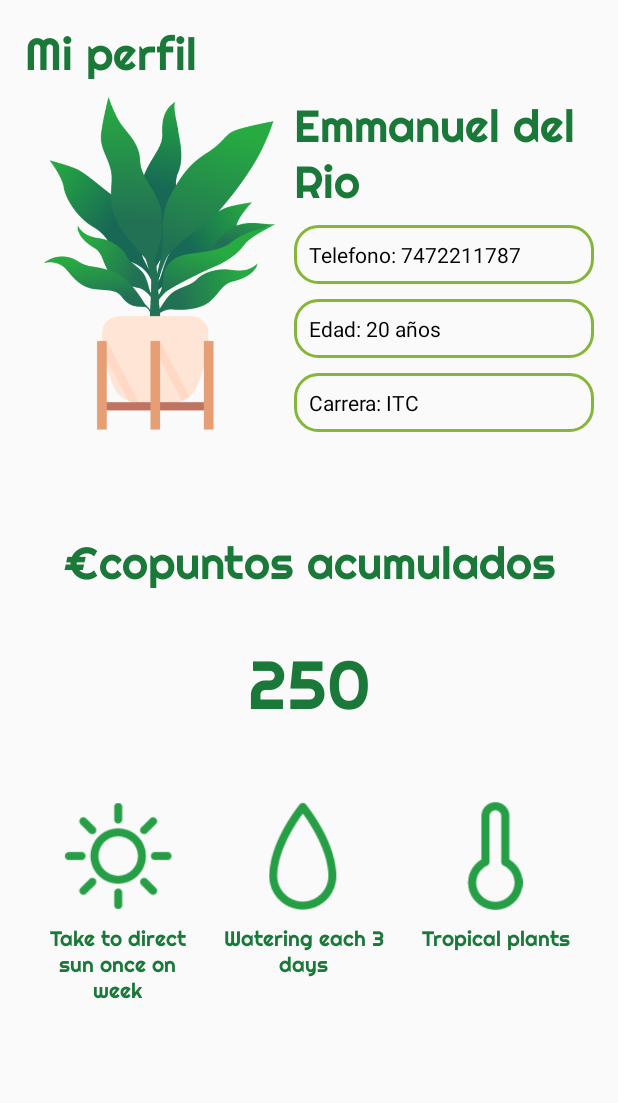
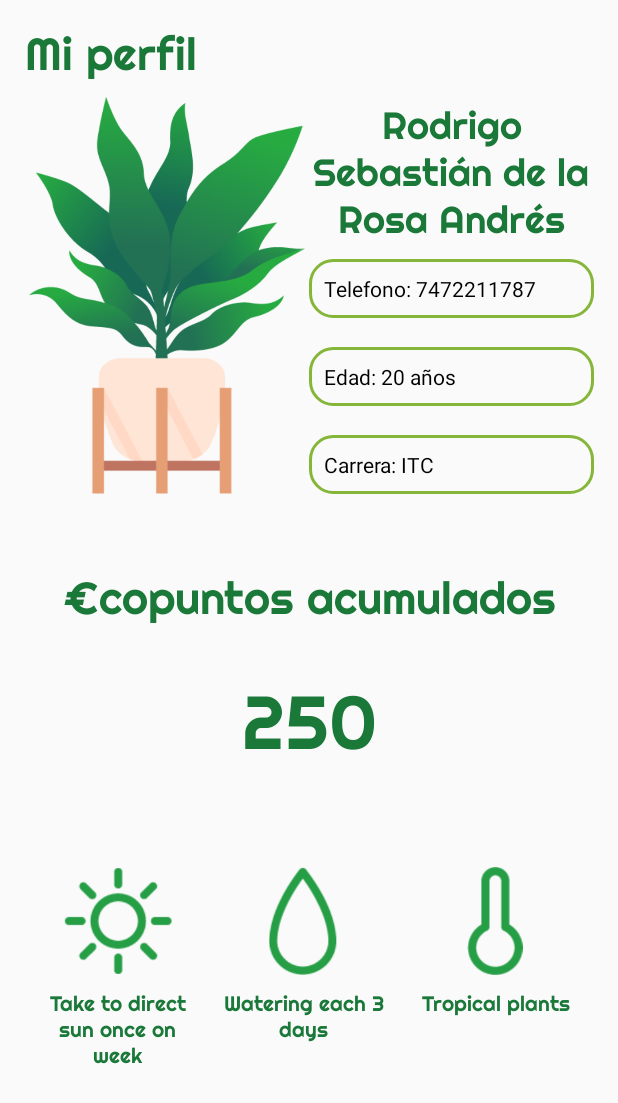
Before and after one commit to Hana897TRX/TecPool, an Android app: the layout perfil_layout.xml on its own in the app's theme, with its tools: preview values and no code run, on a phone screen of 412 x 824 dp. Shown: the top 1103 px of the screen. Run offline under Robolectric (Android 15) with nearby library versions, the light colour scheme and no system bars.

Commit message:
- Tema global de la app - Responsive

```diff
--- a/LumaApp/app/src/main/java/mx/tec/lumaapp/PerfilActivity.kt
+++ b/LumaApp/app/src/main/java/mx/tec/lumaapp/PerfilActivity.kt
@@ -1,6 +1,5 @@
 package mx.tec.lumaapp
 
-import android.graphics.Typeface
 import android.os.Bundle
 import android.widget.TextView
 import androidx.appcompat.app.AppCompatActivity
@@ -9,5 +8,10 @@ class PerfilActivity: AppCompatActivity() {
     override fun onCreate(savedInstanceState: Bundle?) {
         super.onCreate(savedInstanceState)
         setContentView(R.layout.perfil_layout)
+
+        val usuario = intent.getStringExtra("usuario")
+
+        val usuarioLayout = findViewById<TextView>(R.id.usuarioTxt)
+        usuarioLayout.text = usuario
     }
 }
--- a/LumaApp/app/src/main/res/layout/activity_main.xml
+++ b/LumaApp/app/src/main/res/layout/activity_main.xml
@@ -4,7 +4,7 @@
     xmlns:tools="http://schemas.android.com/tools"
     android:layout_width="match_parent"
     android:layout_height="match_parent"
-    tools:context=".MainActivity"
+    tools:context=".LogInActivity"
 
 
 
--- a/LumaApp/app/src/main/res/layout/perfil_layout.xml
+++ b/LumaApp/app/src/main/res/layout/perfil_layout.xml
@@ -36,25 +36,23 @@
 
     <ImageView
         android:id="@+id/imageView"
-        android:layout_width="179dp"
-        android:layout_height="222dp"
+        android:layout_width="0dp"
+        android:layout_height="0dp"
         android:layout_marginTop="10dp"
-        app:layout_constraintBottom_toTopOf="@+id/guideline3"
-        app:layout_constraintEnd_toStartOf="@+id/guideline4"
-        app:layout_constraintHorizontal_bias="0.0"
+        android:contentDescription="@string/descripcion"
+        android:scaleType="centerInside"
+        app:layout_constraintBottom_toTopOf="@+id/guideline6"
+        app:layout_constraintEnd_toStartOf="@+id/guideline10"
         app:layout_constraintStart_toStartOf="@+id/guideline"
         app:layout_constraintTop_toBottomOf="@+id/miPerfil"
-        app:layout_constraintVertical_bias="0.0"
-        app:srcCompat="@drawable/maceta_color"
-        android:contentDescription="@string/descripcion" />
+        app:srcCompat="@drawable/maceta_color" />
 
     <TextView
         android:id="@+id/miPerfil"
         android:layout_width="wrap_content"
         android:layout_height="wrap_content"
-        android:fontFamily="@font/titulos"
         android:text="@string/mi_perfil"
-        android:textColor="@color/letters"
+        android:textAllCaps="false"
         android:textSize="30sp"
         app:layout_constraintBottom_toTopOf="@+id/guideline3"
         app:layout_constraintEnd_toStartOf="@+id/guideline4"
@@ -64,47 +62,86 @@
         app:layout_constraintVertical_bias="0.0" />
 
     <TextView
+        android:id="@+id/telefonoTxt"
+        android:layout_width="0dp"
+        android:layout_height="wrap_content"
+        android:layout_marginTop="8dp"
+        android:background="@drawable/marco_text_view"
+        android:text="@string/telefono_template"
+        android:textColor="@android:color/black"
+        android:textSize="14sp"
+        android:fontFamily="sans-serif"
+        app:layout_constraintEnd_toStartOf="@+id/guideline4"
+        app:layout_constraintStart_toStartOf="@+id/guideline10"
+        app:layout_constraintTop_toTopOf="@+id/guideline11" />
+
+    <TextView
+        android:id="@+id/carreraTxt"
+        android:layout_width="0dp"
+        android:layout_height="wrap_content"
+        android:background="@drawable/marco_text_view"
+        android:text="@string/carrera_template"
+        android:textColor="@android:color/black"
+        android:textSize="14sp"
+        android:fontFamily="sans-serif"
+        app:layout_constraintBottom_toTopOf="@+id/guideline6"
+        app:layout_constraintEnd_toStartOf="@+id/guideline4"
+        app:layout_constraintStart_toStartOf="@+id/guideline10" />
+
+    <TextView
+        android:id="@+id/edadTxt"
+        android:layout_width="0dp"
+        android:layout_height="wrap_content"
+        android:background="@drawable/marco_text_view"
+        android:text="@string/edad_template"
+        android:textColor="@android:color/black"
+        android:textSize="14sp"
+        android:fontFamily="sans-serif"
+        app:layout_constraintBottom_toTopOf="@+id/carreraTxt"
+        app:layout_constraintEnd_toStartOf="@+id/guideline4"
+        app:layout_constraintStart_toStartOf="@+id/guideline10"
+        app:layout_constraintTop_toBottomOf="@+id/telefonoTxt" />
+
+    <TextView
         android:id="@+id/usuarioTxt"
         android:layout_width="0dp"
-        android:layout_height="wrap_content"
+        android:layout_height="0dp"
         android:layout_marginTop="10dp"
-        android:fontFamily="@font/titulos"
+        android:gravity="center"
         android:text="@string/nombre_template"
-        android:textColor="@color/letters"
         android:textSize="30sp"
-        app:layout_constraintBottom_toTopOf="@+id/guideline3"
+        app:autoSizeMaxTextSize="400sp"
+        app:autoSizeMinTextSize="1sp"
+        app:autoSizeStepGranularity="2sp"
+        app:autoSizeTextType="uniform"
+        app:layout_constraintBottom_toTopOf="@+id/guideline11"
         app:layout_constraintEnd_toStartOf="@+id/guideline4"
-        app:layout_constraintStart_toEndOf="@+id/imageView"
-        app:layout_constraintTop_toBottomOf="@+id/miPerfil"
-        app:layout_constraintVertical_bias="0.0" />
+        app:layout_constraintStart_toStartOf="@+id/guideline10"
+        app:layout_constraintTop_toBottomOf="@+id/miPerfil" />
 
     <TextView
         android:id="@+id/ecopuntos_titulo_Txt"
         android:layout_width="0dp"
         android:layout_height="wrap_content"
         android:layout_marginTop="50dp"
-        android:fontFamily="@font/titulos"
         android:gravity="center"
         android:text="@string/ecopuntos_acumulados"
-        android:textColor="@color/letters"
         android:textSize="30sp"
         app:layout_constraintBottom_toTopOf="@+id/guideline3"
         app:layout_constraintEnd_toStartOf="@+id/guideline4"
-        app:layout_constraintHorizontal_bias="0.0"
+        app:layout_constraintHorizontal_bias="1.0"
         app:layout_constraintStart_toStartOf="@+id/guideline"
-        app:layout_constraintTop_toBottomOf="@+id/imageView"
-        app:layout_constraintVertical_bias="0.045" />
+        app:layout_constraintTop_toTopOf="@+id/guideline6"
+        app:layout_constraintVertical_bias="0.0" />
 
     <TextView
         android:id="@+id/ecopuntosTxt"
         android:layout_width="0dp"
         android:layout_height="wrap_content"
         android:layout_marginTop="20dp"
-        android:fontFamily="@font/titulos"
         android:gravity="center"
         android:text="@string/ecopuntos_totales"
-        android:textColor="@color/letters"
-        android:textSize="45sp"
+        android:textSize="50sp"
         app:layout_constraintBottom_toTopOf="@+id/guideline3"
         app:layout_constraintEnd_toStartOf="@+id/guideline4"
         app:layout_constraintHorizontal_bias="0.0"
@@ -112,56 +149,11 @@
         app:layout_constraintTop_toBottomOf="@+id/ecopuntos_titulo_Txt"
         app:layout_constraintVertical_bias="0.042" />
 
-    <TextView
-        android:id="@+id/telefonoTxt"
-        android:layout_width="0dp"
-        android:layout_height="wrap_content"
-        android:layout_marginTop="10dp"
-        android:background="@drawable/marco_text_view"
-        android:text="@string/telefono_template"
-        android:textColor="@android:color/black"
-        android:textSize="14sp"
-        app:layout_constraintEnd_toStartOf="@+id/guideline4"
-        app:layout_constraintStart_toEndOf="@+id/imageView"
-        app:layout_constraintTop_toBottomOf="@+id/usuarioTxt" />
-
-    <TextView
-        android:id="@+id/edadTxt"
-        android:layout_width="0dp"
-        android:layout_height="wrap_content"
-        android:layout_marginTop="10dp"
-        android:background="@drawable/marco_text_view"
-        android:text="@string/edad_template"
-        android:textColor="@android:color/black"
-        android:textSize="14sp"
-        app:layout_constraintBottom_toTopOf="@+id/guideline3"
-        app:layout_constraintEnd_toStartOf="@+id/guideline4"
-        app:layout_constraintHorizontal_bias="0.0"
-        app:layout_constraintStart_toEndOf="@+id/imageView"
-        app:layout_constraintTop_toBottomOf="@+id/telefonoTxt"
-        app:layout_constraintVertical_bias="0.0" />
-
-    <TextView
-        android:id="@+id/carreraTxt"
-        android:layout_width="0dp"
-        android:layout_height="wrap_content"
-        android:layout_marginTop="10dp"
-        android:background="@drawable/marco_text_view"
-        android:text="@string/carrera_template"
-        android:textColor="@android:color/black"
-        android:textSize="14sp"
-        app:layout_constraintBottom_toTopOf="@+id/guideline3"
-        app:layout_constraintEnd_toStartOf="@+id/guideline4"
-        app:layout_constraintHorizontal_bias="0.0"
-        app:layout_constraintStart_toEndOf="@+id/imageView"
-        app:layout_constraintTop_toBottomOf="@+id/edadTxt"
-        app:layout_constraintVertical_bias="0.0" />
-
     <ImageView
         android:id="@+id/imageView2"
         android:layout_width="72dp"
         android:layout_height="72dp"
-        android:layout_marginTop="50dp"
+        android:layout_marginTop="65dp"
         android:contentDescription="@string/descripcion"
         app:layout_constraintBottom_toTopOf="@+id/guideline3"
         app:layout_constraintEnd_toStartOf="@+id/guideline5"
@@ -179,10 +171,8 @@
         android:layout_marginTop="10dp"
         android:layout_marginEnd="8dp"
         android:layout_marginRight="8dp"
-        android:fontFamily="@font/titulos"
         android:gravity="center_horizontal"
         android:text="@string/sol_template"
-        android:textColor="@color/letters"
         android:textSize="14sp"
         app:layout_constraintBottom_toTopOf="@+id/guideline3"
         app:layout_constraintEnd_toStartOf="@+id/guideline5"
@@ -194,7 +184,7 @@
         android:id="@+id/imageView3"
         android:layout_width="72dp"
         android:layout_height="72dp"
-        android:layout_marginTop="50dp"
+        android:layout_marginTop="65dp"
         android:contentDescription="@string/descripcion"
         app:layout_constraintBottom_toTopOf="@+id/guideline3"
         app:layout_constraintEnd_toStartOf="@+id/guideline4"
@@ -213,10 +203,8 @@
         android:layout_marginEnd="8dp"
         android:layout_marginRight="8dp"
         android:layout_marginBottom="20dp"
-        android:fontFamily="@font/titulos"
         android:gravity="center_horizontal"
         android:text="@string/gota_template"
-        android:textColor="@color/letters"
         android:textSize="14sp"
         app:layout_constraintBottom_toTopOf="@+id/guideline3"
         app:layout_constraintEnd_toStartOf="@+id/guideline8"
@@ -229,7 +217,7 @@
         android:id="@+id/imageView4"
         android:layout_width="72dp"
         android:layout_height="72dp"
-        android:layout_marginTop="50dp"
+        android:layout_marginTop="65dp"
         android:contentDescription="@string/descripcion"
         app:layout_constraintBottom_toTopOf="@+id/guideline3"
         app:layout_constraintEnd_toStartOf="@+id/guideline8"
@@ -247,10 +235,8 @@
         android:layout_marginTop="10dp"
         android:layout_marginEnd="8dp"
         android:layout_marginRight="8dp"
-        android:fontFamily="@font/titulos"
         android:gravity="center_horizontal"
         android:text="@string/termo_template"
-        android:textColor="@color/letters"
         android:textSize="14sp"
         app:layout_constraintBottom_toTopOf="@+id/guideline3"
         app:layout_constraintEnd_toStartOf="@+id/guideline4"
@@ -272,4 +258,25 @@
         android:orientation="vertical"
         app:layout_constraintGuide_percent=".64" />
 
+    <androidx.constraintlayout.widget.Guideline
+        android:id="@+id/guideline6"
+        android:layout_width="wrap_content"
+        android:layout_height="wrap_content"
+        android:orientation="horizontal"
+        app:layout_constraintGuide_percent="0.4" />
+
+    <androidx.constraintlayout.widget.Guideline
+        android:id="@+id/guideline10"
+        android:layout_width="wrap_content"
+        android:layout_height="wrap_content"
+        android:orientation="vertical"
+        app:layout_constraintGuide_percent="0.5" />
+
+    <androidx.constraintlayout.widget.Guideline
+        android:id="@+id/guideline11"
+        android:layout_width="wrap_content"
+        android:layout_height="wrap_content"
+        android:orientation="horizontal"
+        app:layout_constraintGuide_percent="0.2" />
+
 </androidx.constraintlayout.widget.ConstraintLayout>
--- a/LumaApp/app/src/main/res/values/strings.xml
+++ b/LumaApp/app/src/main/res/values/strings.xml
@@ -3,7 +3,7 @@
 
     <!--    Strings del layout perfil-->
     <string name="mi_perfil">Mi perfil</string>
-    <string name="nombre_template">Emmanuel del Rio</string>
+    <string name="nombre_template">Rodrigo Sebastián de la Rosa Andrés</string>
     <string name="telefono_template">Telefono: 7472211787</string>
     <string name="edad_template">Edad: 20 años</string>
     <string name="carrera_template">Carrera: ITC</string>
@@ -19,4 +19,5 @@
     <string name="LogIn">LogIn</string>
     <string name="User">User</string>
     <string name="Password">Password</string>
+    <string name="descripcionddd">descrip</string>
 </resources>
--- a/LumaApp/app/src/main/res/values/styles.xml
+++ b/LumaApp/app/src/main/res/values/styles.xml
@@ -1,20 +1,14 @@
 <resources>
     <!-- Base application theme. -->
-    <style name="AppTheme" parent="Theme.AppCompat.Light.DarkActionBar">
+    <style name="AppTheme" parent="Theme.AppCompat.Light.NoActionBar">
         <!-- Customize your theme here. -->
         <item name="colorPrimary">@color/colorPrimary</item>
         <item name="colorPrimaryDark">@color/colorPrimaryDark</item>
         <item name="colorAccent">@color/colorAccent</item>
+        <item name="android:fontFamily">@font/titulos</item>
+        <item name="android:typeface">normal</item>
+        <item name="android:textColor">@color/letters</item>
     </style>
+<!--        <item name="android:windowFullscreen">true</item>-->
 
-    <style name="AppTheme.NoActionBar">
-        <item name="windowActionBar">false</item>
-        <item name="windowNoTitle">true</item>
-    </style>
-
-    <style name="Font_Titulos">
-        <item name="fontStyle">normal</item>
-        <item name="fontWeight">400</item>
-        <item name="font">@font/titulos</item>
-    </style>
 </resources>
```
Also changed, not shown: LumaApp/app/src/main/AndroidManifest.xml (+2 -6 lines), LumaApp/app/src/main/java/mx/tec/lumaapp/LogInActivity.kt (added, +30 -0 lines), LumaApp/app/src/main/java/mx/tec/lumaapp/MainActivity.kt (deleted, +0 -14 lines), LumaApp/app/src/main/res/layout/login_main.xml (+30 -28 lines), LumaApp/app/src/main/res/drawable/carro.png.
